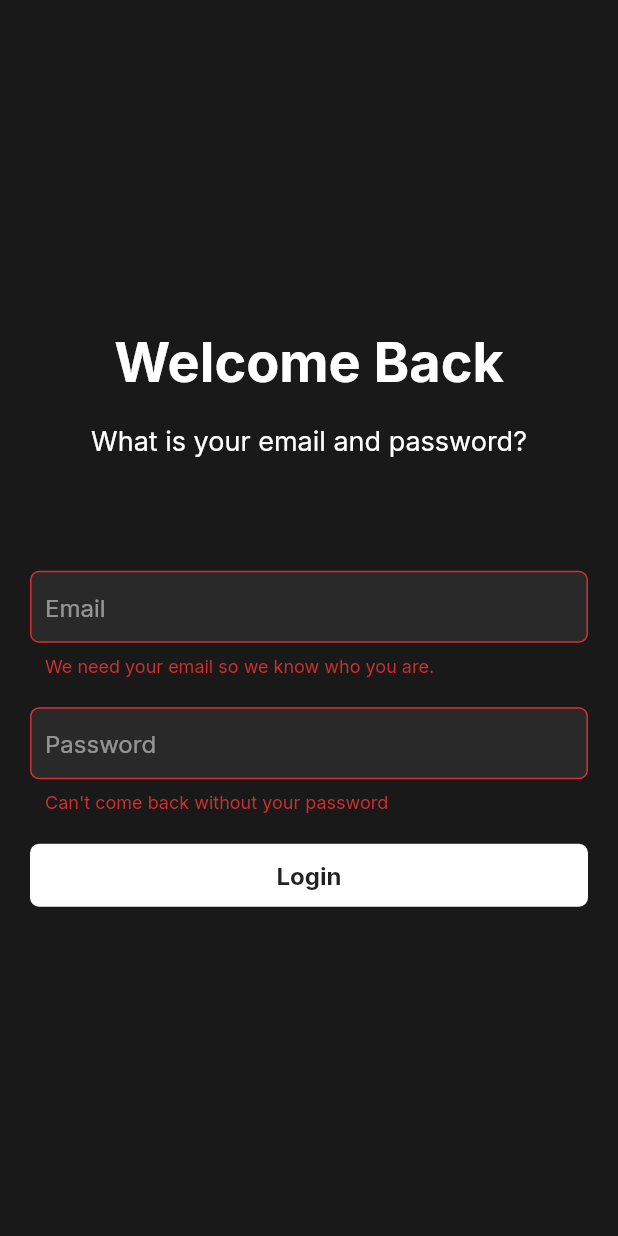
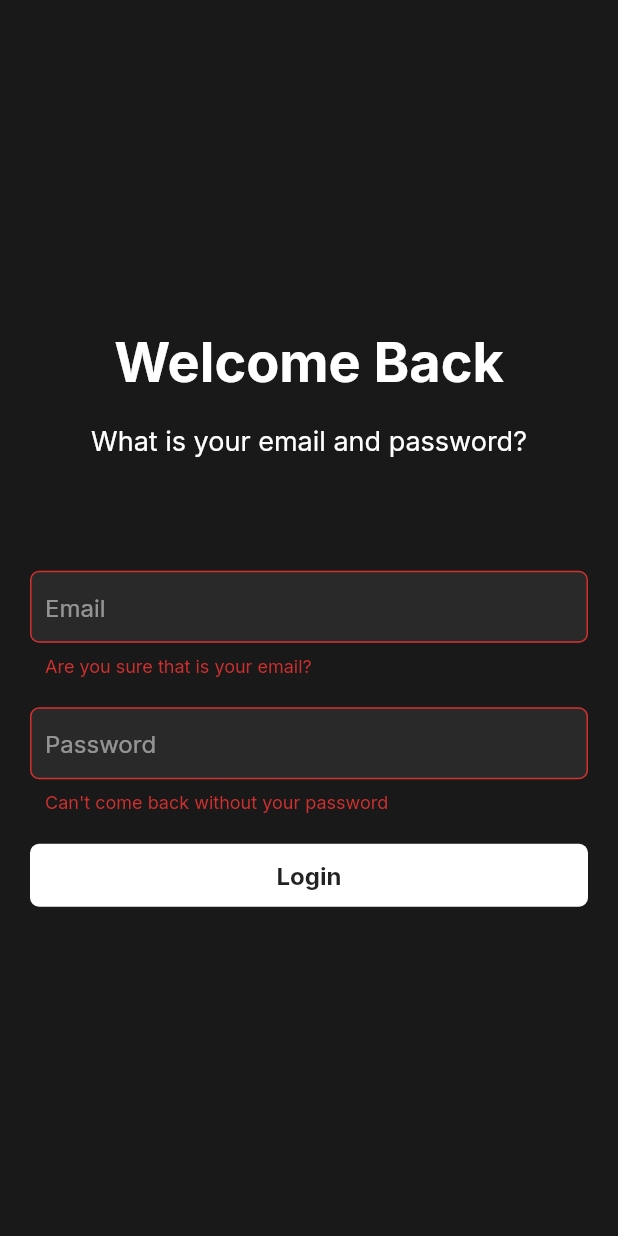
Before and after one commit to adamaho/flutter-fun, a Flutter app: the LoginView screen opened directly, after a tap on "Login", on a phone screen of 412 x 824 dp. Run offline on Flutter 3.47's test engine with Material 2 defaults, Android fonts, the phone set to English and light mode, and no system bars; our stand-ins replace google_fonts.

Commit message:
dene for the day

```diff
--- a/lib/views/login.dart
+++ b/lib/views/login.dart
@@ -12,6 +12,13 @@ class _LoginState extends State<LoginView> {
 
   String _email = '';
   String _password = '';
+
+  bool validEmail(String value) {
+    Pattern pattern =
+        r'^(([^<>()[\]\\.,;:\s@\"]+(\.[^<>()[\]\\.,;:\s@\"]+)*)|(\".+\"))@((\[[0-9]{1,3}\.[0-9]{1,3}\.[0-9]{1,3}\.[0-9]{1,3}\])|(([a-zA-Z\-0-9]+\.)+[a-zA-Z]{2,}))$';
+    RegExp regex = new RegExp(pattern);
+    return (!regex.hasMatch(value)) ? false : true;
+  }
 
   @override
   Widget build(BuildContext context) {
@@ -33,19 +40,23 @@ class _LoginState extends State<LoginView> {
                   FormInput(
                     hintText: "Email",
                     validator: (value) {
+                      if (!validEmail(value)) {
+                        return "Are you sure that is your email?";
+                      }
                       if (value.isEmpty) {
-                        return 'We need your email so we know who you are.';
+                        return "We need your email to know who you are.";
                       }
                       return null;
                     },
                     onSaved: (value) {
                       setState(() {
-                        _password = value;
+                        _email = value;
                       });
                     },
                   ),
                   FormInput(
                     hintText: "Password",
+                    obscureText: true,
                     validator: (value) {
                       if (value.isEmpty) {
                         return "Can't come back without your password";
--- a/lib/widgets/common/form_input.dart
+++ b/lib/widgets/common/form_input.dart
@@ -5,10 +5,12 @@ class FormInput extends StatelessWidget {
     @required this.hintText,
     @required this.onSaved,
     @required this.validator,
+    this.obscureText = false,
   });
 
   final String hintText;
   final FormFieldSetter<String> onSaved;
+  final bool obscureText;
   final FormFieldValidator<String> validator;
 
   @override
@@ -16,6 +18,7 @@ class FormInput extends StatelessWidget {
     return Container(
       margin: EdgeInsets.only(bottom: 20),
       child: TextFormField(
+        obscureText: this.obscureText,
         cursorColor: Colors.white,
         style: TextStyle(
           color: Colors.white,
```
Also changed, not shown: 1 other file.
